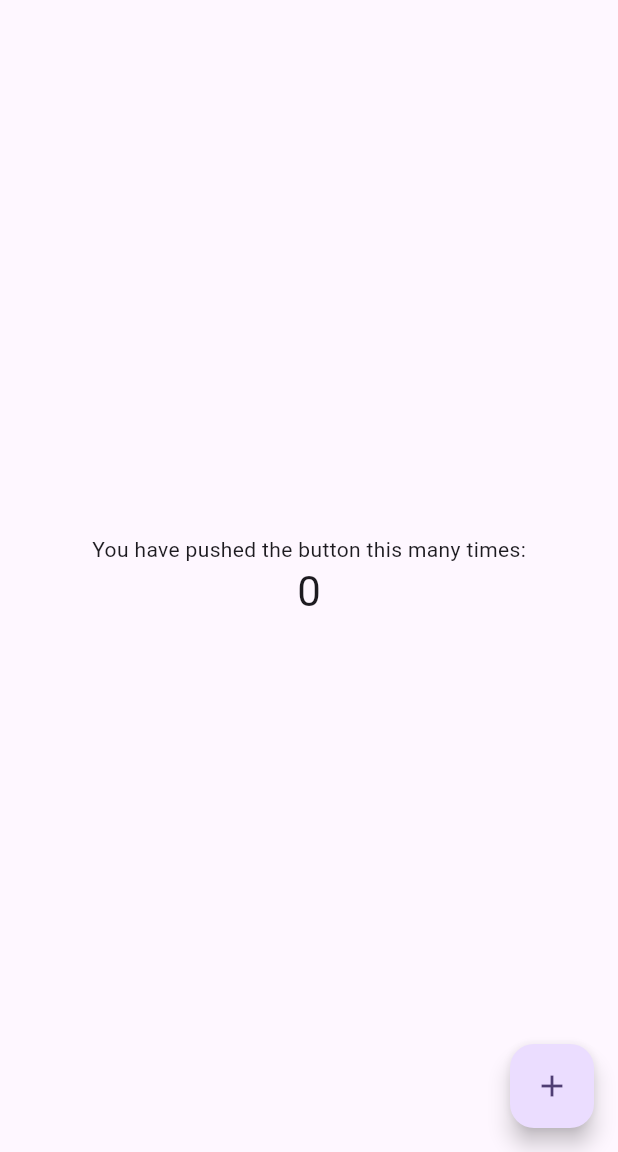
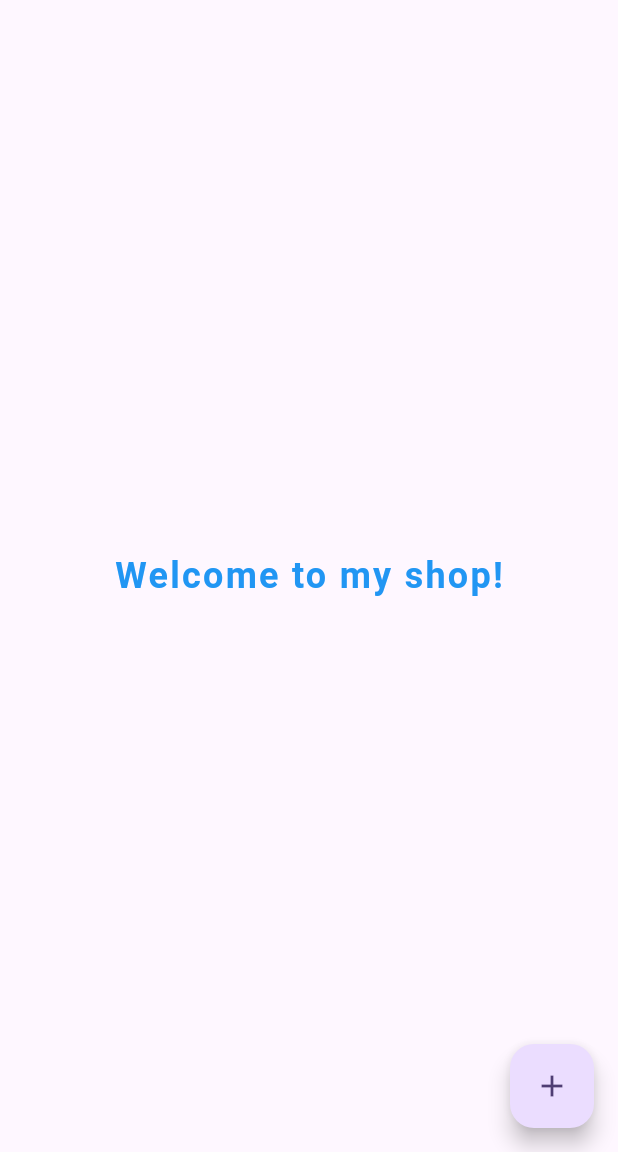
Before and after one commit to AxisAlmond/firstflutterproject, a Flutter app: the screen it shows after launch, on a phone screen of 412 x 824 dp, the part 84-1236 px from its top. Run offline on Flutter 3.47's test engine with Material 3 defaults, Android fonts, the phone set to English and light mode, and no system bars.

Commit message:
Repurposed counter

```diff
--- a/lib/main.dart
+++ b/lib/main.dart
@@ -104,10 +104,14 @@ class _MyHomePageState extends State<MyHomePage> {
             // wireframe for each widget.
             mainAxisAlignment: MainAxisAlignment.center,
             children: <Widget>[
-            const Text('You have pushed the button this many times:'),
-            Text(
-              '$_counter',
-              style: Theme.of(context).textTheme.headlineMedium,
+            const Text(
+              'Welcome to my shop!',
+              style: TextStyle(
+              fontSize: 24,
+              fontWeight: FontWeight.bold,
+              color: Colors.blue,
+              letterSpacing: 1.5,
+              ),
             ),
             ],
           ),
```
Lines whose indentation alone changed are shown as unchanged.
